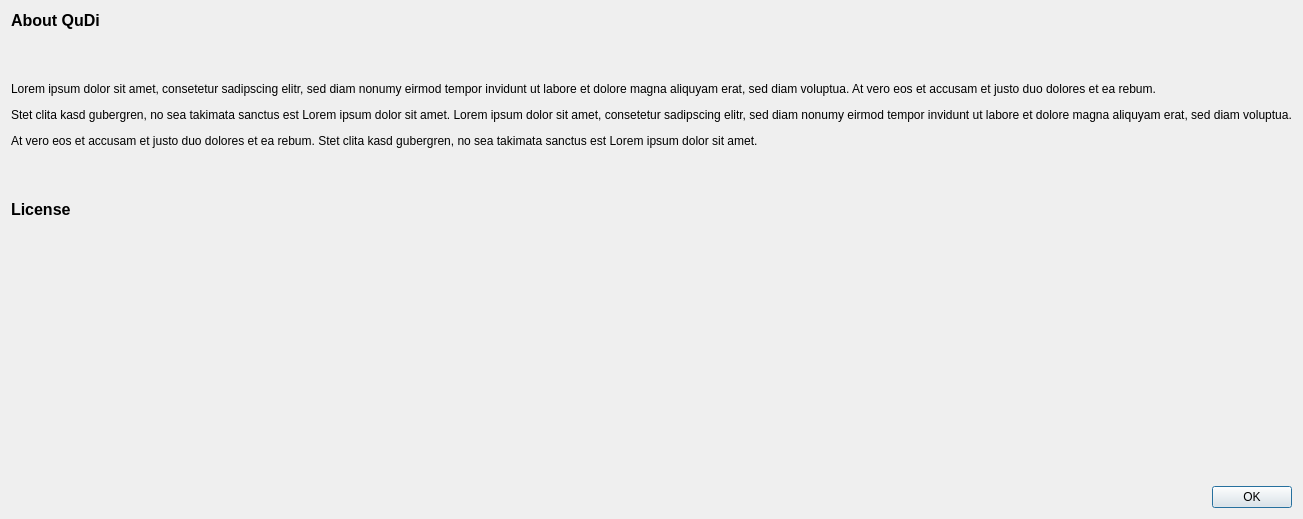
Before: the Qt Designer form gui/manager/aboutdialog.ui in Ulm-IQO/qudi, drawn with Qt 5.
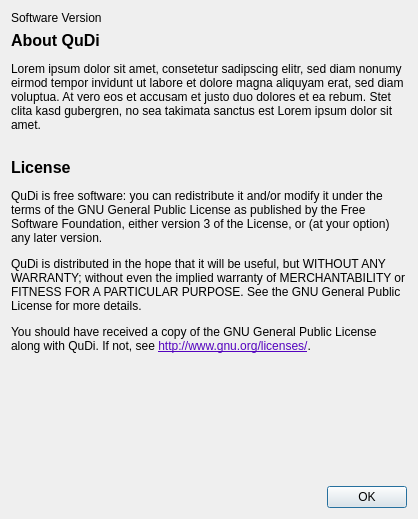
After: the same form once the commit is applied.

Diff of the .ui file:
```diff
--- a/gui/manager/aboutdialog.ui
+++ b/gui/manager/aboutdialog.ui
@@ -6,15 +6,21 @@
    <rect>
     <x>0</x>
     <y>0</y>
-    <width>461</width>
+    <width>418</width>
     <height>519</height>
    </rect>
   </property>
+  <property name="sizePolicy">
+   <sizepolicy hsizetype="MinimumExpanding" vsizetype="Preferred">
+    <horstretch>0</horstretch>
+    <verstretch>0</verstretch>
+   </sizepolicy>
+  </property>
   <property name="windowTitle">
    <string>Dialog</string>
   </property>
   <layout class="QGridLayout" name="gridLayout">
-   <item row="2" column="0">
+   <item row="3" column="0">
     <widget class="QDialogButtonBox" name="buttonBox">
      <property name="orientation">
       <enum>Qt::Horizontal</enum>
@@ -24,7 +30,7 @@
      </property>
     </widget>
    </item>
-   <item row="1" column="0">
+   <item row="2" column="0">
     <spacer name="verticalSpacer">
      <property name="orientation">
       <enum>Qt::Vertical</enum>
@@ -37,10 +43,20 @@
      </property>
     </spacer>
    </item>
-   <item row="0" column="0">
+   <item row="1" column="0">
     <widget class="QLabel" name="aboutText">
      <property name="text">
-      <string>&lt;html&gt;&lt;head/&gt;&lt;body&gt;&lt;p&gt;&lt;span style=&quot; font-size:12pt; font-weight:600;&quot;&gt;About QuDi&lt;/span&gt;&lt;/p&gt;&lt;p&gt;&lt;br/&gt;&lt;/p&gt;&lt;p align=&quot;justify&quot;&gt;Lorem ipsum dolor sit amet, consetetur sadipscing elitr, sed diam nonumy eirmod tempor invidunt ut labore et dolore magna aliquyam erat, sed diam voluptua. At vero eos et accusam et justo duo dolores et ea rebum.&lt;/p&gt;&lt;p align=&quot;justify&quot;&gt;Stet clita kasd gubergren, no sea takimata sanctus est Lorem ipsum dolor sit amet. Lorem ipsum dolor sit amet, consetetur sadipscing elitr, sed diam nonumy eirmod tempor invidunt ut labore et dolore magna aliquyam erat, sed diam voluptua.&lt;/p&gt;&lt;p align=&quot;justify&quot;&gt;At vero eos et accusam et justo duo dolores et ea rebum. Stet clita kasd gubergren, no sea takimata sanctus est Lorem ipsum dolor sit amet.&lt;/p&gt;&lt;p&gt;&lt;br/&gt;&lt;/p&gt;&lt;p&gt;&lt;span style=&quot; font-size:12pt; font-weight:600;&quot;&gt;License&lt;/span&gt;&lt;/p&gt;&lt;p&gt;&lt;br/&gt;&lt;/p&gt;&lt;p&gt;&lt;br/&gt;&lt;/p&gt;&lt;/body&gt;&lt;/html&gt;</string>
+      <string>&lt;html&gt;&lt;head/&gt;&lt;body&gt;&lt;p&gt;&lt;span style=&quot; font-size:12pt; font-weight:600;&quot;&gt;About QuDi&lt;/span&gt;&lt;/p&gt;&lt;p&gt;Lorem ipsum dolor sit amet, consetetur sadipscing elitr, sed diam nonumy eirmod tempor invidunt ut labore et dolore magna aliquyam erat, sed diam voluptua. At vero eos et accusam et justo duo dolores et ea rebum. Stet clita kasd gubergren, no sea takimata sanctus est Lorem ipsum dolor sit amet.&lt;br/&gt;&lt;/p&gt;&lt;p&gt;&lt;span style=&quot; font-size:12pt; font-weight:600;&quot;&gt;License&lt;/span&gt;&lt;/p&gt;&lt;p&gt;QuDi is free software: you can redistribute it and/or modify it under the terms of the GNU General Public License as published by the Free Software Foundation, either version 3 of the License, or (at your option) any later version.&lt;/p&gt;&lt;p&gt;QuDi is distributed in the hope that it will be useful, but WITHOUT ANY WARRANTY; without even the implied warranty of MERCHANTABILITY or FITNESS FOR A PARTICULAR PURPOSE. See the GNU General Public License for more details.&lt;/p&gt;&lt;p&gt;You should have received a copy of the GNU General Public License along with QuDi. If not, see &lt;a href=&quot;http://www.gnu.org/licenses/&quot;&gt;&lt;span style=&quot; text-decoration: underline; color:#5403bf;&quot;&gt;http://www.gnu.org/licenses/&lt;/span&gt;&lt;/a&gt;.&lt;br/&gt;&lt;/p&gt;&lt;/body&gt;&lt;/html&gt;</string>
+     </property>
+     <property name="wordWrap">
+      <bool>true</bool>
+     </property>
+    </widget>
+   </item>
+   <item row="0" column="0">
+    <widget class="QLabel" name="label">
+     <property name="text">
+      <string>Software Version</string>
      </property>
     </widget>
    </item>
```
Left out of the diff: 10 changed lines with no effect on the pictures.
